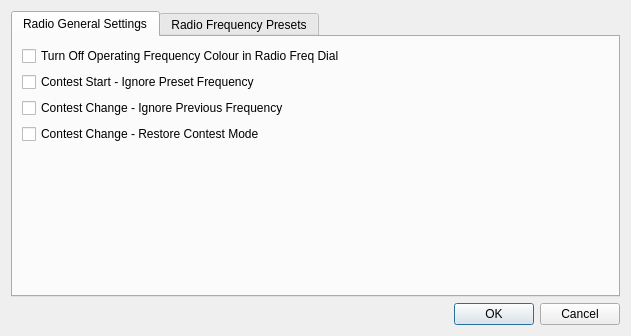
First picture: the form in mqt/MqtLogger/radiosettingdialog.ui, repository Rsclub22/Minos2-Mirror, before the edit.
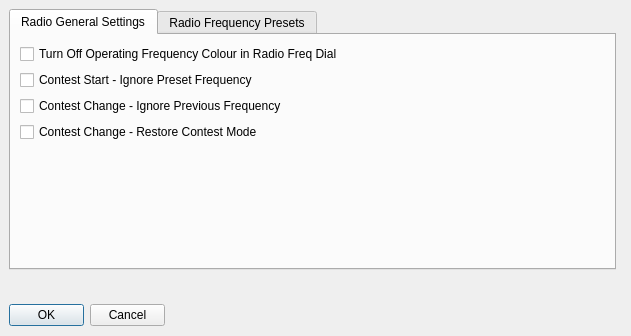
Second picture: the form after the edit.

What changed in the file:
```diff
--- a/mqt/MqtLogger/radiosettingdialog.ui
+++ b/mqt/MqtLogger/radiosettingdialog.ui
@@ -13,9 +13,15 @@
   <property name="windowTitle">
    <string>Dialog</string>
   </property>
-  <layout class="QVBoxLayout" name="verticalLayout_5">
-   <item>
     <widget class="QTabWidget" name="radioSettingsTabWidget">
+   <property name="geometry">
+    <rect>
+     <x>9</x>
+     <y>9</y>
+     <width>607</width>
+     <height>261</height>
+    </rect>
+   </property>
      <property name="autoFillBackground">
       <bool>true</bool>
      </property>
@@ -906,9 +912,15 @@
       </layout>
      </widget>
     </widget>
-   </item>
-   <item>
     <widget class="QDialogButtonBox" name="buttonBox">
+   <property name="geometry">
+    <rect>
+     <x>9</x>
+     <y>304</y>
+     <width>156</width>
+     <height>23</height>
+    </rect>
+   </property>
      <property name="orientation">
       <enum>Qt::Horizontal</enum>
      </property>
@@ -916,8 +928,6 @@
       <set>QDialogButtonBox::Cancel|QDialogButtonBox::Ok</set>
      </property>
     </widget>
-   </item>
-  </layout>
  </widget>
  <resources/>
  <connections>
```
Lines whose indentation alone changed are shown as unchanged.
